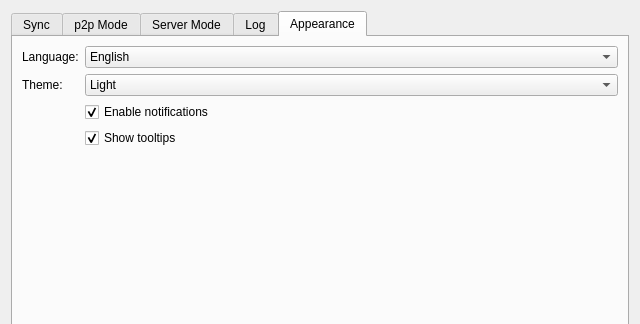
First picture: the form in hsync_desktop/ui/settings_dialog.ui, repository albertsdk/hsync-desktop, before the edit; both pictures show x 0 to 640 and y 0 to 324 of the 640 by 480 pixel window.
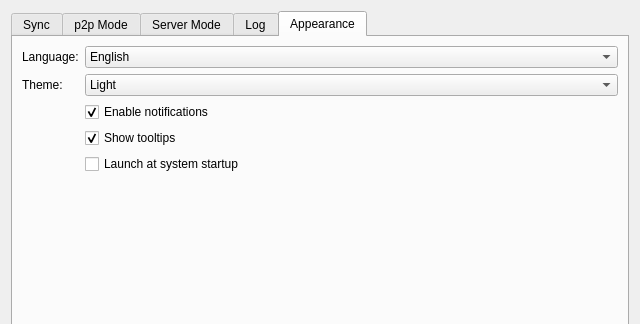
Second picture: the form after the edit. The open tabs and pages were chosen to show the change. Icons and pictures are not drawn.

Commit message:
feat(settings): add launch at system startup (minimized to tray)
Register a per-user OS autostart entry (XDG .desktop, macOS LaunchAgent, Windows Run value) that launches 'hsync-desktop --minimized', toggled from the Appearance tab. Add the --minimized startup flag, start hidden only when a tray is available, i18n for all five locales, docs and tests.

The edit to the form file:
```diff
--- a/hsync_desktop/ui/settings_dialog.ui
+++ b/hsync_desktop/ui/settings_dialog.ui
@@ -561,6 +561,13 @@
          </property>
         </widget>
        </item>
+       <item row="4" column="1">
+        <widget class="QCheckBox" name="startAtLogin">
+         <property name="text">
+          <string>Launch at system startup</string>
+         </property>
+        </widget>
+       </item>
       </layout>
      </widget>
     </widget>
```
The commit also changes 20 other files.
